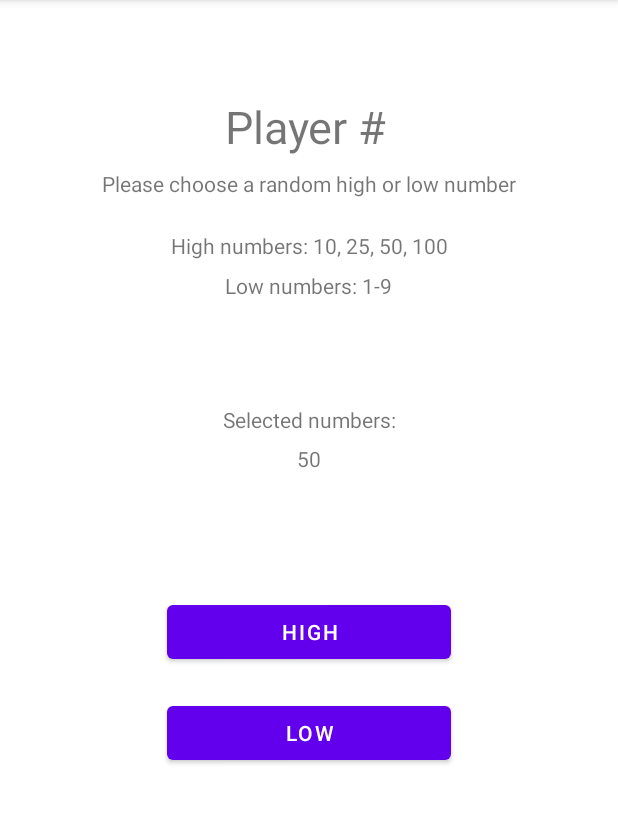
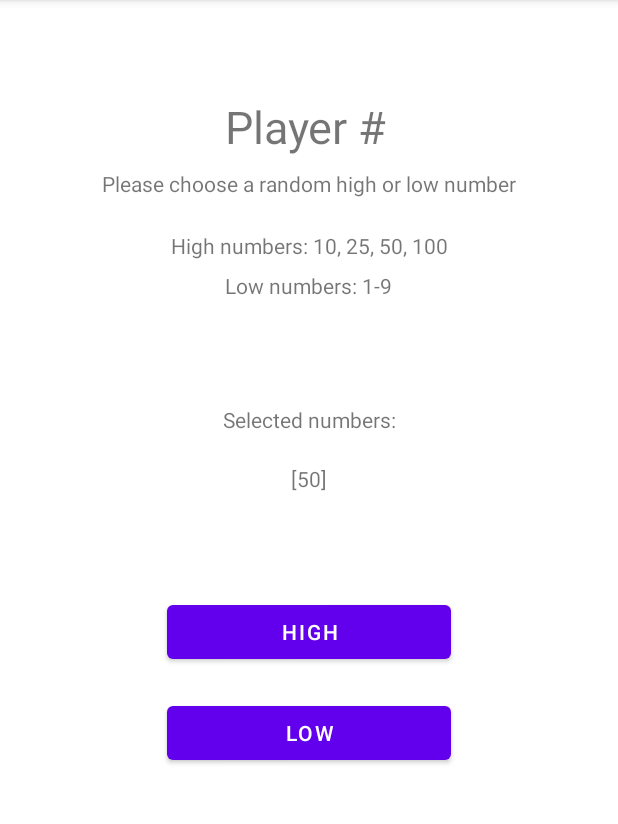
Before and after one commit to Jadabyte/Numbers-and-Letters, an Android app: the NumbersActivity screen opened directly, with no data from a screen before it, after a tap on "HIGH", on a phone screen of 412 x 824 dp, the part 84-908 px from its top. Run offline under Robolectric (Android 15) with nearby library versions, the phone set to English and light mode, and no system bars.

Commit message:
NumbersActivity now generates high and low numbers + displays the list of selected numbers

```diff
--- a/app/src/main/java/com/example/numbersandletters/NumbersActivity.java
+++ b/app/src/main/java/com/example/numbersandletters/NumbersActivity.java
@@ -1,12 +1,17 @@
 package com.example.numbersandletters;
 
 import androidx.appcompat.app.AppCompatActivity;
+import androidx.core.content.res.TypedArrayUtils;
 
 import android.os.Bundle;
 import android.view.View;
 import android.widget.Button;
 import android.widget.TextView;
+import android.widget.Toast;
 
+import java.util.ArrayList;
+import java.util.Iterator;
+import java.util.List;
 import java.util.Random;
 
 
@@ -14,8 +19,9 @@ public class NumbersActivity extends AppCompatActivity {
 
     private Button mHighNumber;
     private Button mLowNumber;
+    private Button mContinue;
     private TextView mSelectedNumbers;
-    private int[] selectedNumbers;
+    private List<String> selectedNumbers;
     private int[] highNumberArray = {10, 25, 50, 100};
 
     @Override
@@ -25,14 +31,41 @@ public class NumbersActivity extends AppCompatActivity {
 
         mSelectedNumbers = (TextView) findViewById(R.id.tv_selected_numbers);
         mHighNumber = (Button) findViewById(R.id.b_high_number);
+        mContinue = (Button) findViewById(R.id.b_continue);
+        selectedNumbers = new ArrayList<String>();
 
         mHighNumber.setOnClickListener(new View.OnClickListener() {
             @Override
             public void onClick(View v) {
                 int random = new Random().nextInt(highNumberArray.length);
-                mSelectedNumbers.setText(String.valueOf(highNumberArray[random]));
+                selectedNumbers.add(String.valueOf(highNumberArray[random]));
+                mSelectedNumbers.setText(String.valueOf(selectedNumbers));
+
+                //Toast.makeText(getBaseContext(), String.valueOf(selectedNumbers) , Toast.LENGTH_SHORT ).show();
+                if(selectedNumbers.size() == 9){
+                    mHighNumber.setVisibility(View.INVISIBLE);
+                    mLowNumber.setVisibility(View.INVISIBLE);
+                    mContinue.setVisibility(View.VISIBLE);
+                }
             }
         });
 
+        mLowNumber = (Button) findViewById(R.id.b_low_number);
+        mLowNumber.setOnClickListener(new View.OnClickListener() {
+            @Override
+            public void onClick(View v) {
+                int random = new Random().nextInt(9 - 1 + 1) + 1;
+                selectedNumbers.add(String.valueOf(random));
+                mSelectedNumbers.setText(String.valueOf(selectedNumbers));
+
+                if(selectedNumbers.size() == 9){
+                    mHighNumber.setVisibility(View.INVISIBLE);
+                    mLowNumber.setVisibility(View.INVISIBLE);
+                    mContinue.setVisibility(View.VISIBLE);
+                }
+            }
+        });
+
+
     }
 }
--- a/app/src/main/res/layout/activity_numbers.xml
+++ b/app/src/main/res/layout/activity_numbers.xml
@@ -93,6 +93,20 @@
         app:layout_constraintStart_toStartOf="parent"
         app:layout_constraintTop_toBottomOf="@+id/b_high_number" />
 
+    <Button
+        android:id="@+id/b_continue"
+        android:layout_width="189dp"
+        android:layout_height="48dp"
+        android:layout_marginStart="111dp"
+        android:layout_marginLeft="111dp"
+        android:layout_marginEnd="111dp"
+        android:layout_marginRight="111dp"
+        android:text="Continue"
+        android:visibility="invisible"
+        app:layout_constraintEnd_toEndOf="parent"
+        app:layout_constraintStart_toStartOf="parent"
+        app:layout_constraintTop_toBottomOf="@+id/b_high_number" />
+
     <TextView
         android:id="@+id/textView5"
         android:layout_width="wrap_content"
@@ -113,10 +127,9 @@
         android:layout_height="wrap_content"
         android:layout_marginStart="205dp"
         android:layout_marginLeft="205dp"
-        android:layout_marginTop="296dp"
+        android:layout_marginTop="309dp"
         android:layout_marginEnd="206dp"
         android:layout_marginRight="206dp"
-        android:text="Selected numbers will show here"
         app:layout_constraintEnd_toEndOf="parent"
         app:layout_constraintStart_toStartOf="parent"
         app:layout_constraintTop_toTopOf="parent" />
```
